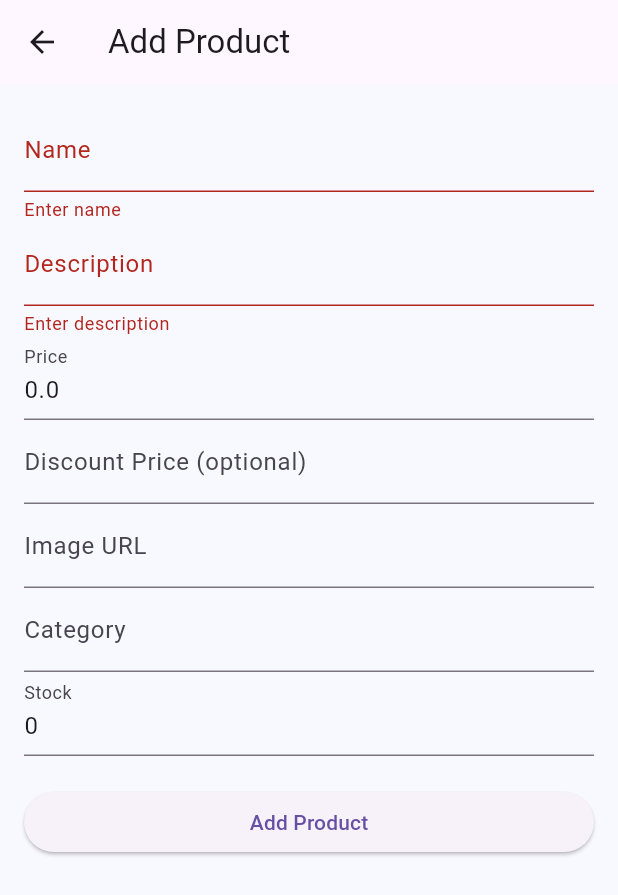
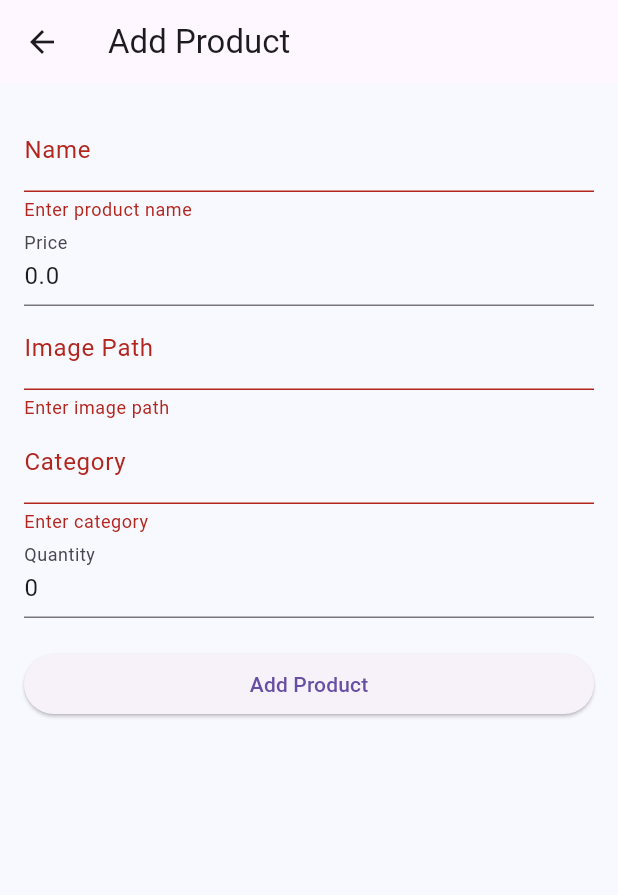
Before and after one commit to Shivanshi-Dubey/natural_fruit_veg_admin_panel_frontend, a Flutter app: the AddProductScreen screen opened by its route, after a tap on "Add Product", on a phone screen of 412 x 824 dp. Shown: the top 895 px of the screen. Run offline on Flutter 3.47's test engine with Material 3 defaults, Android fonts, the phone set to English and light mode, and no system bars; our stand-ins replace shared_preferences; missing offline and left inert: natural_fruit_veg; accounts and stored records are empty.

Commit message:
Fixed API URLs and updated dashboard + order screen

```diff
--- a/lib/main.dart
+++ b/lib/main.dart
@@ -34,10 +34,7 @@ class AdminApp extends StatelessWidget {
           scaffoldBackgroundColor: const Color(0xFFF8F8FF),
         ),
         debugShowCheckedModeBanner: false,
-
-        // Start with login screen
         initialRoute: '/login',
-
         routes: {
           '/login': (context) => const LoginScreen(),
           '/dashboard': (context) => const DashboardScreen(),
--- a/lib/models/order_model.dart
+++ b/lib/models/order_model.dart
@@ -2,51 +2,62 @@ import 'product_model.dart';
 
 class Order {
   final String id;
-  final String userId;
+  final String status;
+  final String user;
   final List<Product> products;
+  final DateTime createdAt;
   final double totalPrice;
-  final String status; // e.g., "Pending", "Shipped", "Delivered"
-  final DateTime createdAt;
 
   const Order({
     required this.id,
-    required this.userId,
+    required this.status,
+    required this.user,
     required this.products,
+    required this.createdAt,
     required this.totalPrice,
-    required this.status,
-    required this.createdAt,
   });
 
   factory Order.fromJson(Map<String, dynamic> json) {
+    // Safely decode products list
+    List<Product> productList = [];
+    if (json['products'] != null) {
+      productList = List<Map<String, dynamic>>.from(json['products'])
+          .map((productJson) {
+        // Handle nested product info or flat structure
+        if (productJson.containsKey('product') && productJson['product'] != null) {
+          return Product.fromJson({
+            '_id': productJson['product']['_id'] ?? '',
+            'name': productJson['product']['name'] ?? '',
+            'price': productJson['product']['price'] ?? 0,
+            'imagePath': productJson['product']['image'] ?? '',
+            'category': '',
+            'quantity': productJson['quantity'] ?? 1,
+          });
+        } else {
+          return Product.fromJson({
+            '_id': productJson['_id'] ?? '',
+            'name': productJson['name'] ?? '',
+            'price': productJson['price'] ?? 0,
+            'imagePath': productJson['image'] ?? '',
+            'category': '',
+            'quantity': productJson['quantity'] ?? 1,
+          });
+        }
+      }).toList();
+    }
+
+    double total = 0.0;
+    for (var p in productList) {
+      total += (p.price * p.quantity);
+    }
+
     return Order(
       id: json['_id'] ?? '',
-      userId: json['userId'] ?? '',
-      products: (json['products'] as List<dynamic>?)
-              ?.map((e) => Product.fromJson(e as Map<String, dynamic>))
-              .toList() ??
-          [],
-      totalPrice: (json['totalPrice'] ?? 0).toDouble(),
       status: json['status'] ?? 'Pending',
+      user: json['user'] ?? '',
+      products: productList,
       createdAt: DateTime.tryParse(json['createdAt'] ?? '') ?? DateTime.now(),
-    );
-  }
-
-  Map<String, dynamic> toJson() {
-    return {
-      '_id': id,
-      'userId': userId,
-      'products': products.map((p) => p.toJson()).toList(),
-      'totalPrice': totalPrice,
-      'status': status,
-      'createdAt': createdAt.toIso8601String(),
-    };
-  }
-
-  /// ✅ Getter correctly placed inside the class
-  double get totalAmount {
-    return products.fold(
-      0.0,
-      (sum, item) => sum + (item.price * item.quantity),
+      totalPrice: total,
     );
   }
 }
--- a/lib/models/product_model.dart
+++ b/lib/models/product_model.dart
@@ -1,77 +1,42 @@
+import 'package:flutter/foundation.dart';
+
+@immutable
 class Product {
   final String id;
   final String name;
-  final String description;
   final double price;
-  final double? discountPrice; // ✅ Optional discounted price
-  final String imageUrl;
+  final String imagePath;
   final String category;
-  final int quantity; // ✅ Quantity in cart
-  final int stock; // ✅ Stock available in store
+  final int quantity;
 
-  Product({
+  const Product({
     required this.id,
     required this.name,
-    required this.description,
     required this.price,
-    this.discountPrice,
-    required this.imageUrl,
+    required this.imagePath,
     required this.category,
     required this.quantity,
-    required this.stock, // ✅ Added
   });
 
   factory Product.fromJson(Map<String, dynamic> json) {
     return Product(
-      id: json['id'],
-      name: json['name'],
-      description: json['description'],
-      price: (json['price'] as num).toDouble(),
-      discountPrice: json['discountPrice'] != null
-          ? (json['discountPrice'] as num).toDouble()
-          : null,
-      imageUrl: json['imageUrl'],
-      category: json['category'],
-      quantity: json['quantity'],
-      stock: json['stock'], // ✅ Added
+      id: json['_id'] ?? '',
+      name: json['name'] ?? '',
+      price: (json['price'] ?? 0).toDouble(),
+      imagePath: json['imagePath'] ?? '',
+      category: json['category'] ?? '',
+      quantity: (json['quantity'] ?? 0).toInt(),
     );
   }
 
   Map<String, dynamic> toJson() {
     return {
-      'id': id,
+      '_id': id,
       'name': name,
-      'description': description,
       'price': price,
-      'discountPrice': discountPrice,
-      'imageUrl': imageUrl,
+      'imagePath': imagePath,
       'category': category,
       'quantity': quantity,
-      'stock': stock, // ✅ Added
     };
   }
-
-  Product copyWith({
-    String? id,
-    String? name,
-    String? description,
-    double? price,
-    double? discountPrice,
-    String? imageUrl,
-    String? category,
-    int? quantity,
-    int? stock, // ✅ Added
-  }) {
-    return Product(
-      id: id ?? this.id,
-      name: name ?? this.name,
-      description: description ?? this.description,
-      price: price ?? this.price,
-      discountPrice: discountPrice ?? this.discountPrice,
-      imageUrl: imageUrl ?? this.imageUrl,
-      category: category ?? this.category,
-      quantity: quantity ?? this.quantity,
-      stock: stock ?? this.stock, // ✅ Added
-    );
-  }
 }
--- a/lib/providers/product_provider.dart
+++ b/lib/providers/product_provider.dart
@@ -1,7 +1,7 @@
 import 'package:flutter/material.dart';
-import '../models/product_model.dart';
 import 'package:http/http.dart' as http;
 import 'dart:convert';
+import '../models/product_model.dart';
 
 class ProductProvider with ChangeNotifier {
   List<Product> _products = [];
@@ -12,29 +12,37 @@ class ProductProvider with ChangeNotifier {
   bool get isLoading => _isLoading;
   String? get errorMessage => _errorMessage;
 
-  final String baseUrl = 'https://natural-fruit-veg-admin-panel-backend.onrender.com/api/products'; // Backend URL
+  final String baseUrl =
+      'https://natural-fruit-veg-admin-panel-backend.onrender.com/api/products';
 
 Future<void> fetchProducts() async {
   _isLoading = true;
   _errorMessage = null;
-    // ✅ Do not notifyListeners here to avoid build-time calls
+  notifyListeners();
 
   try {
     final response = await http.get(Uri.parse(baseUrl));
+
     if (response.statusCode == 200) {
-        final List<dynamic> data = jsonDecode(response.body);
-        _products = data.map((e) => Product.fromJson(e)).toList();
+      final data = jsonDecode(response.body);
+
+      // handle both possible cases
+      final List<dynamic> productList =
+          data is List ? data : (data['products'] ?? []);
+
+      _products = productList.map((e) => Product.fromJson(e)).toList();
       _errorMessage = null;
     } else {
-        _errorMessage = 'Failed to load products';
+      _errorMessage = 'Failed to load products (${response.statusCode})';
     }
   } catch (e) {
     _errorMessage = 'Error: $e';
   }
 
   _isLoading = false;
-    notifyListeners(); // ✅ Notify only after data is fetched
+  notifyListeners();
 }
+
 
   Future<void> addProduct(Product product) async {
     try {
@@ -43,6 +51,7 @@ class ProductProvider with ChangeNotifier {
         headers: {'Content-Type': 'application/json'},
         body: jsonEncode(product.toJson()),
       );
+
       if (response.statusCode == 201) {
         await fetchProducts();
       } else {
@@ -62,12 +71,13 @@ class ProductProvider with ChangeNotifier {
         headers: {'Content-Type': 'application/json'},
         body: jsonEncode(product.toJson()),
       );
+
       if (response.statusCode == 200) {
         final index = _products.indexWhere((p) => p.id == product.id);
         if (index != -1) {
           _products[index] = product;
+        }
         notifyListeners();
-        }
       } else {
         _errorMessage = 'Failed to update product';
         notifyListeners();
--- a/lib/screens/add_product_screen.dart
+++ b/lib/screens/add_product_screen.dart
@@ -15,32 +15,26 @@ class AddProductScreen extends StatefulWidget {
 class _AddProductScreenState extends State<AddProductScreen> {
   final _formKey = GlobalKey<FormState>();
   late String _name;
-  late String _description;
   late double _price;
-  double? _discountPrice; // Nullable
-  late String _imageUrl;
+  late String _imagePath;
   late String _category;
-  late int _stock;
+  late int _quantity;
 
   @override
   void initState() {
     super.initState();
     if (widget.product != null) {
       _name = widget.product!.name;
-      _description = widget.product!.description;
       _price = widget.product!.price;
-      _discountPrice = widget.product!.discountPrice; // ✅ Fixed null safety
-      _imageUrl = widget.product!.imageUrl;
+      _imagePath = widget.product!.imagePath;
       _category = widget.product!.category;
-      _stock = widget.product!.stock;
+      _quantity = widget.product!.quantity;
     } else {
       _name = '';
-      _description = '';
       _price = 0.0;
-      _discountPrice = null;
-      _imageUrl = '';
+      _imagePath = '';
       _category = '';
-      _stock = 0;
+      _quantity = 0;
     }
   }
 
@@ -50,20 +44,17 @@ class _AddProductScreenState extends State<AddProductScreen> {
       final newProduct = Product(
         id: widget.product?.id ?? DateTime.now().millisecondsSinceEpoch.toString(),
         name: _name,
-        description: _description,
         price: _price,
-        discountPrice: _discountPrice,
-        imageUrl: _imageUrl,
+        imagePath: _imagePath,
         category: _category,
-        quantity: 0,
-        stock: _stock,
+        quantity: _quantity,
       );
 
       final productProvider = Provider.of<ProductProvider>(context, listen: false);
       if (widget.product == null) {
         productProvider.addProduct(newProduct);
       } else {
-        productProvider.updateProduct(newProduct); // ✅ Now works
+        productProvider.updateProduct(newProduct);
       }
 
       Navigator.pop(context);
@@ -86,45 +77,33 @@ class _AddProductScreenState extends State<AddProductScreen> {
                 initialValue: _name,
                 decoration: const InputDecoration(labelText: 'Name'),
                 onSaved: (value) => _name = value!,
-                validator: (value) => value!.isEmpty ? 'Enter name' : null,
-              ),
-              TextFormField(
-                initialValue: _description,
-                decoration: const InputDecoration(labelText: 'Description'),
-                onSaved: (value) => _description = value!,
-                validator: (value) => value!.isEmpty ? 'Enter description' : null,
+                validator: (value) => value!.isEmpty ? 'Enter product name' : null,
               ),
               TextFormField(
                 initialValue: _price.toString(),
                 decoration: const InputDecoration(labelText: 'Price'),
                 keyboardType: TextInputType.number,
                 onSaved: (value) => _price = double.parse(value!),
+                validator: (value) => value!.isEmpty ? 'Enter price' : null,
               ),
               TextFormField(
-                initialValue: _discountPrice?.toString() ?? '',
-                decoration: const InputDecoration(labelText: 'Discount Price (optional)'),
-                keyboardType: TextInputType.number,
-                onSaved: (value) {
-                  if (value != null && value.isNotEmpty) {
-                    _discountPrice = double.parse(value);
-                  }
-                },
-              ),
-              TextFormField(
-                initialValue: _imageUrl,
-                decoration: const InputDecoration(labelText: 'Image URL'),
-                onSaved: (value) => _imageUrl = value!,
+                initialValue: _imagePath,
+                decoration: const InputDecoration(labelText: 'Image Path'),
+                onSaved: (value) => _imagePath = value!,
+                validator: (value) => value!.isEmpty ? 'Enter image path' : null,
               ),
               TextFormField(
                 initialValue: _category,
                 decoration: const InputDecoration(labelText: 'Category'),
                 onSaved: (value) => _category = value!,
+                validator: (value) => value!.isEmpty ? 'Enter category' : null,
               ),
               TextFormField(
-                initialValue: _stock.toString(),
-                decoration: const InputDecoration(labelText: 'Stock'),
+                initialValue: _quantity.toString(),
+                decoration: const InputDecoration(labelText: 'Quantity'),
                 keyboardType: TextInputType.number,
-                onSaved: (value) => _stock = int.parse(value!),
+                onSaved: (value) => _quantity = int.parse(value!),
+                validator: (value) => value!.isEmpty ? 'Enter quantity' : null,
               ),
               const SizedBox(height: 20),
               ElevatedButton(
--- a/lib/screens/manage_products_screen.dart
+++ b/lib/screens/manage_products_screen.dart
@@ -2,6 +2,7 @@ import 'package:flutter/material.dart';
 import 'package:provider/provider.dart';
 import '../providers/product_provider.dart';
 import '../models/product_model.dart';
+import 'add_product_screen.dart';
 
 class ManageProductsScreen extends StatelessWidget {
   const ManageProductsScreen({super.key});
@@ -14,6 +15,19 @@ class ManageProductsScreen extends StatelessWidget {
     return Scaffold(
       appBar: AppBar(
         title: const Text('Manage Products'),
+        actions: [
+          IconButton(
+            icon: const Icon(Icons.add),
+            onPressed: () {
+              Navigator.push(
+                context,
+                MaterialPageRoute(
+                  builder: (_) => const AddProductScreen(),
+                ),
+              );
+            },
+          ),
+        ],
       ),
       body: products.isEmpty
           ? const Center(child: Text('No products available.'))
@@ -25,20 +39,26 @@ class ManageProductsScreen extends StatelessWidget {
                   margin: const EdgeInsets.symmetric(horizontal: 16, vertical: 8),
                   child: ListTile(
                     leading: Image.network(
-                      product.imageUrl,
+                      product.imagePath,
                       width: 50,
                       height: 50,
                       fit: BoxFit.cover,
+                      errorBuilder: (_, __, ___) => const Icon(Icons.image_not_supported),
                     ),
                     title: Text(product.name),
-                    subtitle: Text('₹${product.price.toStringAsFixed(2)}'),
+                    subtitle: Text('₹${product.price} | Qty: ${product.quantity} | ${product.category}'),
                     trailing: Row(
                       mainAxisSize: MainAxisSize.min,
                       children: [
                         IconButton(
                           icon: const Icon(Icons.edit, color: Colors.blue),
                           onPressed: () {
-                            // TODO: Navigate to edit screen
+                            Navigator.push(
+                              context,
+                              MaterialPageRoute(
+                                builder: (_) => AddProductScreen(product: product),
+                              ),
+                            );
                           },
                         ),
                         IconButton(
@@ -73,7 +93,7 @@ class ManageProductsScreen extends StatelessWidget {
               await provider.deleteProduct(productId);
               Navigator.of(ctx).pop();
               ScaffoldMessenger.of(context).showSnackBar(
-                const SnackBar(content: Text('Product deleted')),
+                const SnackBar(content: Text('Product deleted successfully')),
               );
             },
             child: const Text('Delete'),
--- a/lib/screens/product_list_screen.dart
+++ b/lib/screens/product_list_screen.dart
@@ -15,7 +15,6 @@ class _ProductListScreenState extends State<ProductListScreen> {
   @override
   void initState() {
     super.initState();
-    // ✅ Delay fetchProducts until after the first frame is built
     WidgetsBinding.instance.addPostFrameCallback((_) {
       Provider.of<ProductProvider>(context, listen: false).fetchProducts();
     });
@@ -91,35 +90,32 @@ class _ProductListScreenState extends State<ProductListScreen> {
                           margin: const EdgeInsets.all(8),
                           child: ListTile(
                             leading: Image.network(
-                              product.imageUrl,
+                              product.imagePath,
                               width: 50,
                               height: 50,
                               fit: BoxFit.cover,
+                              errorBuilder: (_, __, ___) => const Icon(Icons.broken_image),
                             ),
                             title: Text(product.name),
                             subtitle: Text(
-                                '₹${product.price} | Stock: ${product.stock} | ${product.category}'),
+                                '₹${product.price} | Qty: ${product.quantity} | ${product.category}'),
                             trailing: Row(
                               mainAxisSize: MainAxisSize.min,
                               children: [
                                 IconButton(
-                                  icon:
-                                      const Icon(Icons.edit, color: Colors.blue),
+                                  icon: const Icon(Icons.edit, color: Colors.blue),
                                   onPressed: () {
                                     Navigator.push(
                                       context,
                                       MaterialPageRoute(
-                                        builder: (_) =>
-                                            AddProductScreen(product: product),
+                                        builder: (_) => AddProductScreen(product: product),
                                       ),
                                     );
                                   },
                                 ),
                                 IconButton(
-                                  icon:
-                                      const Icon(Icons.delete, color: Colors.red),
-                                  onPressed: () =>
-                                      _confirmDelete(context, product),
+                                  icon: const Icon(Icons.delete, color: Colors.red),
+                                  onPressed: () => _confirmDelete(context, product),
                                 ),
                               ],
                             ),
--- a/lib/services/product_service.dart
+++ b/lib/services/product_service.dart
@@ -4,37 +4,33 @@ import 'package:flutter/foundation.dart';
 class Product {
   final String id;
   final String name;
-  final String description;
-  final double price;
-  final String imageUrl;
-  final String category; // fruits, vegetables, juices
+  final int price;
+  final String imagePath; // ✅ matches backend
+  final String category;
   final int quantity;
 
   const Product({
     required this.id,
     required this.name,
-    required this.description,
     required this.price,
-    required this.imageUrl,
+    required this.imagePath,
     required this.category,
-    this.quantity = 0,
+    required this.quantity,
   });
 
   Product copyWith({
     String? id,
     String? name,
-    String? description,
-    double? price,
-    String? imageUrl,
+    int? price,
+    String? imagePath,
     String? category,
     int? quantity,
   }) {
     return Product(
       id: id ?? this.id,
       name: name ?? this.name,
-      description: description ?? this.description,
       price: price ?? this.price,
-      imageUrl: imageUrl ?? this.imageUrl,
+      imagePath: imagePath ?? this.imagePath,
       category: category ?? this.category,
       quantity: quantity ?? this.quantity,
     );
@@ -44,11 +40,10 @@ class Product {
     return Product(
       id: json['_id'] ?? '',
       name: json['name'] ?? '',
-      description: json['description'] ?? '',
-      price: (json['price'] ?? 0).toDouble(),
-      imageUrl: json['imageUrl'] ?? '',
+      price: json['price']?.toInt() ?? 0,
+      imagePath: json['imagePath'] ?? json['image'] ?? '',
       category: json['category'] ?? '',
-      quantity: json['quantity'] ?? 0,
+      quantity: json['quantity']?.toInt() ?? 0,
     );
   }
 
@@ -56,9 +51,8 @@ class Product {
     return {
       '_id': id,
       'name': name,
-      'description': description,
       'price': price,
-      'imageUrl': imageUrl,
+      'imagePath': imagePath,
       'category': category,
       'quantity': quantity,
     };
--- a/lib/utils/api_config.dart
+++ b/lib/utils/api_config.dart
@@ -1,2 +1,2 @@
-const String baseUrl = 'https://natural-fruit-veg-admin-panel-backend.onrender.com/api';
+const String baseUrl = 'https://natural-fruit-veg-admin-panel-backend.onrender.com/api/products';
 // You can switch this for production easily later
```
Also changed, not shown: lib/providers/order_provider.dart (+13 -6 lines), lib/screens/dashboard_screen.dart (+63 -45 lines), lib/screens/order_list_screen.dart (+54 -9 lines), 1 other file. Lines whose indentation alone changed are shown as unchanged.
